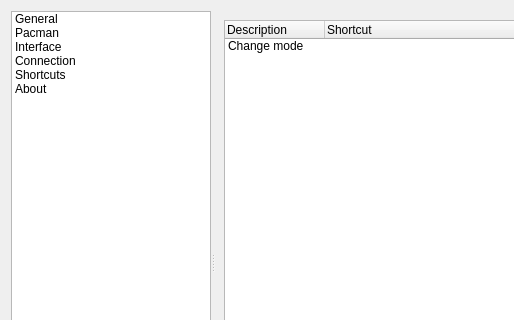
Above: src/settingsdialog.ui from Shatur/orson before the change; both pictures show x 0 to 514 and y 0 to 320 of the 800 by 552 pixel window. Below: the same form after it.
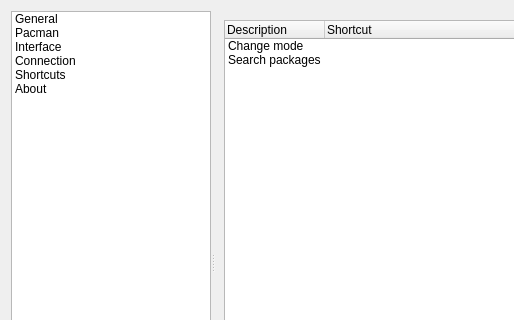
That is the form after the change. The open tabs and pages were chosen to show the change. Icons and pictures are not drawn.

Commit message: Add search shortcut

```diff
--- a/src/settingsdialog.ui
+++ b/src/settingsdialog.ui
@@ -648,6 +648,14 @@
             <string/>
            </property>
           </item>
+          <item>
+           <property name="text">
+            <string>Search packages</string>
+           </property>
+           <property name="icon">
+            <iconset theme="system-search"/>
+           </property>
+          </item>
          </widget>
         </item>
         <item>
```
Left out of the diff: 3 changed lines with no effect on the pictures. The commit also changes 5 other files.
